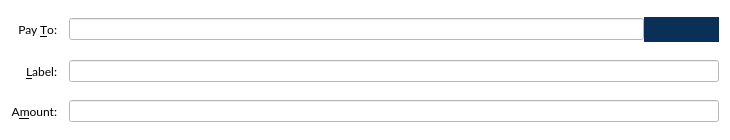
Qt form src/qt/forms/sendcoinsentry.ui (VeriConomy/vericoin) before a commit.
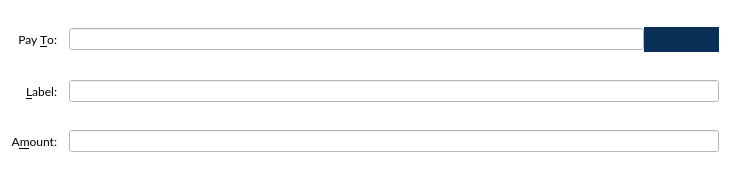
The same form after that commit. Icons and pictures are not drawn. Custom widgets are drawn as their Qt base class.

```diff
--- a/src/qt/forms/sendcoinsentry.ui
+++ b/src/qt/forms/sendcoinsentry.ui
@@ -7,7 +7,7 @@
     <x>0</x>
     <y>0</y>
     <width>730</width>
-    <height>140</height>
+    <height>180</height>
    </rect>
   </property>
   <property name="font">
@@ -28,6 +28,9 @@
    <enum>QFrame::Sunken</enum>
   </property>
   <layout class="QGridLayout" name="gridLayout">
+   <property name="bottomMargin">
+    <number>12</number>
+   </property>
    <property name="spacing">
     <number>12</number>
    </property>
```
